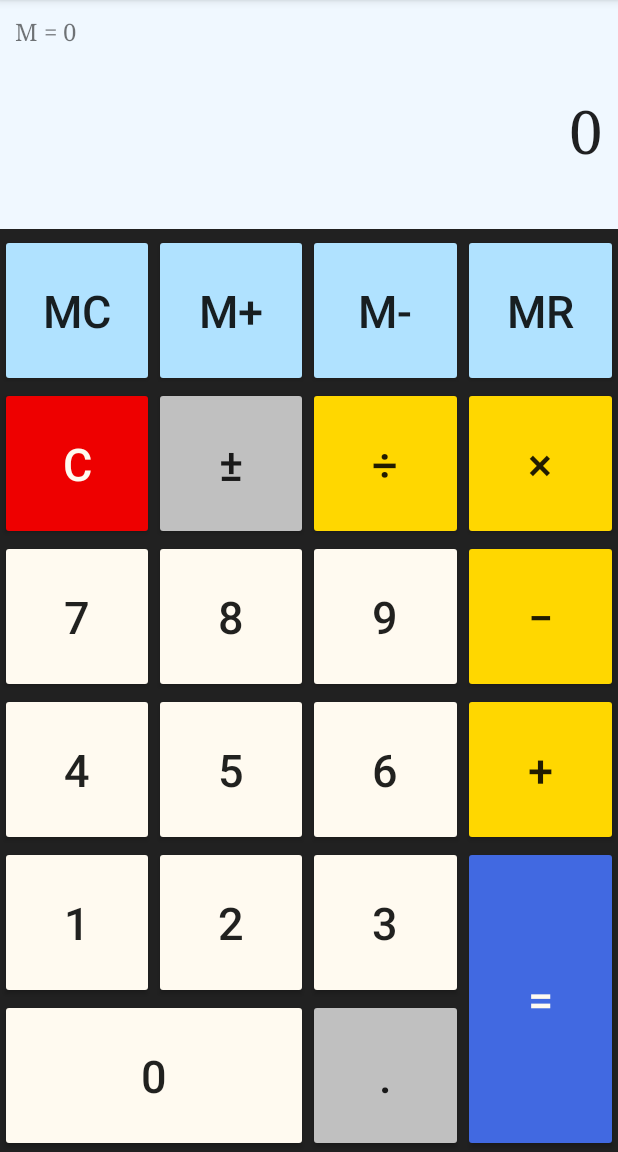
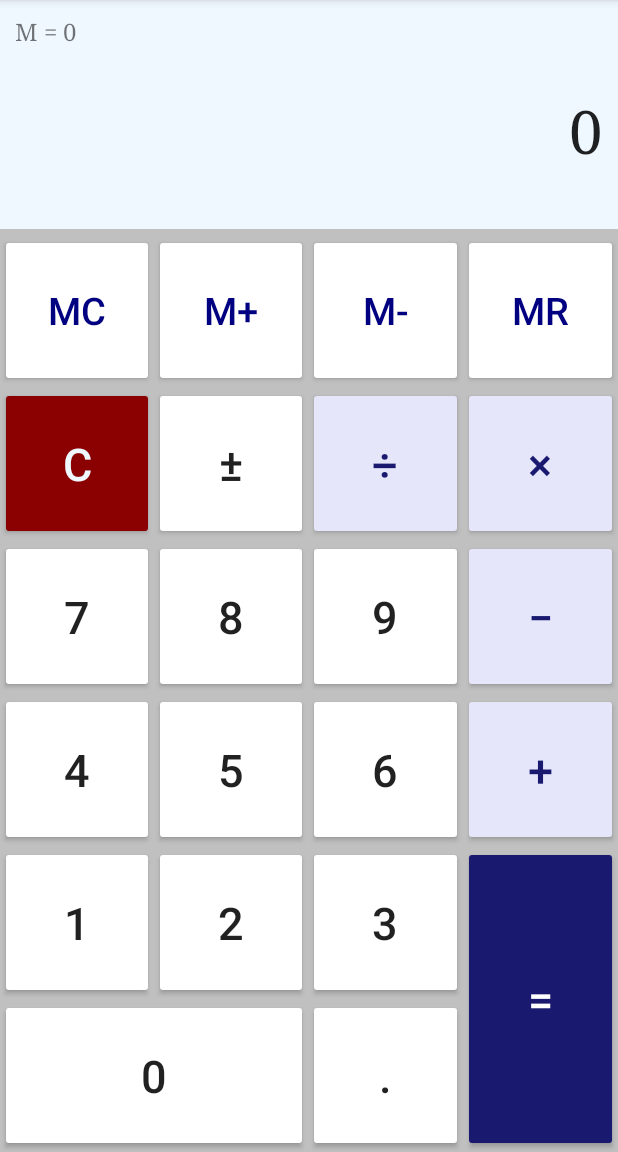
Before and after one commit to davidcui5/SimpleCalculator, an Android app: the screen it shows after launch (MainActivity), on a phone screen of 412 x 824 dp, the part 84-1236 px from its top. Run offline under Robolectric (Android 15) with nearby library versions, the phone set to English and light mode, and no system bars.

Commit message:
Re-polished to make less bright, added README

```diff
--- a/app/src/main/res/layout/activity_main.xml
+++ b/app/src/main/res/layout/activity_main.xml
@@ -5,7 +5,7 @@
     android:layout_height="match_parent"
     android:layout_gravity="center"
     android:orientation="vertical"
-    android:background="@color/colorDark"
+    android:background="@color/colorSilver"
     tools:context=".MainActivity">
 
     <!-- row 1: memory screen -->
@@ -70,33 +70,37 @@
             android:layout_width="0dp"
             android:layout_height="match_parent"
             android:layout_weight="1"
-            android:textSize="30sp"
+            android:textSize="25sp"
             android:text="@string/clearMem"
-            android:backgroundTint="@color/colorLightSkyBlue"/>
+            android:textColor="@color/colorNavyBlue"
+            android:backgroundTint="@color/colorWhite"/>
         <Button
             android:id="@+id/btnMAdd"
             android:layout_width="0dp"
             android:layout_height="match_parent"
             android:layout_weight="1"
-            android:textSize="30sp"
+            android:textSize="25sp"
             android:text="@string/addToMem"
-            android:backgroundTint="@color/colorLightSkyBlue"/>
+            android:textColor="@color/colorNavyBlue"
+            android:backgroundTint="@color/colorWhite"/>
         <Button
             android:id="@+id/btnMSub"
             android:layout_width="0dp"
             android:layout_height="match_parent"
             android:layout_weight="1"
-            android:textSize="30sp"
+            android:textSize="25sp"
             android:text="@string/subtractFromMem"
-            android:backgroundTint="@color/colorLightSkyBlue"/>
+            android:textColor="@color/colorNavyBlue"
+            android:backgroundTint="@color/colorWhite"/>
         <Button
             android:id="@+id/btnMR"
             android:layout_width="0dp"
             android:layout_height="match_parent"
             android:layout_weight="1"
-            android:textSize="30sp"
+            android:textSize="25sp"
             android:text="@string/readMem"
-            android:backgroundTint="@color/colorLightSkyBlue"/>
+            android:textColor="@color/colorNavyBlue"
+            android:backgroundTint="@color/colorWhite"/>
     </LinearLayout>
 
     <!-- row 4 -->
@@ -112,7 +116,7 @@
             android:layout_weight="1"
             android:textSize="30sp"
             android:text="@string/clear"
-            android:textColor="@color/colorWhite"
+            android:textColor="@color/colorAliceBlue"
             android:backgroundTint="@color/colorRed"/>
         <Button
             android:id="@+id/btnSign"
@@ -121,7 +125,7 @@
             android:layout_weight="1"
             android:textSize="30sp"
             android:text="@string/sign"
-            android:backgroundTint="@color/colorSilver"/>
+            android:backgroundTint="@color/colorWhite"/>
         <Button
             android:id="@+id/btnDivide"
             android:layout_width="0dp"
@@ -129,7 +133,8 @@
             android:layout_weight="1"
             android:textSize="30sp"
             android:text="@string/divide"
-            android:backgroundTint="@color/colorGold"/>
+            android:textColor="@color/colorMidnightBlue"
+            android:backgroundTint="@color/colorLavender"/>
         <Button
             android:id="@+id/btnMultiply"
             android:layout_width="0dp"
@@ -137,7 +142,8 @@
             android:layout_weight="1"
             android:textSize="30sp"
             android:text="@string/multiply"
-            android:backgroundTint="@color/colorGold"/>
+            android:textColor="@color/colorMidnightBlue"
+            android:backgroundTint="@color/colorLavender"/>
     </LinearLayout>
 
     <!-- row 5 -->
@@ -177,7 +183,8 @@
             android:layout_weight="1"
             android:textSize="30sp"
             android:text="@string/subtract"
-            android:backgroundTint="@color/colorGold"/>
+            android:textColor="@color/colorMidnightBlue"
+            android:backgroundTint="@color/colorLavender"/>
     </LinearLayout>
 
     <!-- row 6 -->
@@ -216,8 +223,9 @@
             android:layout_height="match_parent"
             android:layout_weight="1"
             android:textSize="30sp"
+            android:textColor="@color/colorMidnightBlue"
             android:text="@string/add"
-            android:backgroundTint="@color/colorGold"/>
+            android:backgroundTint="@color/colorLavender"/>
     </LinearLayout>
 
     <!-- row 7 and 8 -->
@@ -286,7 +294,7 @@
                     android:layout_weight="1"
                     android:textSize="30sp"
                     android:text="@string/decimal"
-                    android:backgroundTint="@color/colorSilver"/>
+                    android:backgroundTint="@color/colorWhite"/>
             </LinearLayout>
         </LinearLayout>
 
@@ -299,6 +307,6 @@
             android:textSize="30sp"
             android:text="@string/equal"
             android:textColor="@color/colorWhite"
-            android:backgroundTint="@color/colorRoyalBlue"/>
+            android:backgroundTint="@color/colorMidnightBlue"/>
     </LinearLayout>
 </LinearLayout>
--- a/app/src/main/res/values/colors.xml
+++ b/app/src/main/res/values/colors.xml
@@ -3,16 +3,14 @@
     <color name="colorPrimary">#3F51B5</color>
     <color name="colorPrimaryDark">#303F9F</color>
     <color name="colorAccent">#FF4081</color>
-    <color name="colorDark">#212121</color>
+
+    <color name="colorSilver">#c0c0c0</color>
     <color name="colorAliceBlue">#f0f8ff</color>
-    <color name="colorLightSkyBlue">#b0e2ff</color>
+    <color name="colorNavyBlue">#000080</color>
+    <color name="colorRed">#8b0000</color>
+    <color name="colorWhite">#ffffff</color>
+    <color name="colorLavender">#E6E6FA</color>
+    <color name="colorMidnightBlue">#191970</color>
 
-    <color name="colorRed">#ee0000</color>
-    <color name="colorWhite">#fffaf0</color>
-
-    <color name="colorGold">#ffd700</color>
-    <color name="colorSilver">#c0c0c0</color>
-
-    <color name="colorRoyalBlue">#4169e1</color>
 
 </resources>
```
Also changed, not shown: 1 other file.
